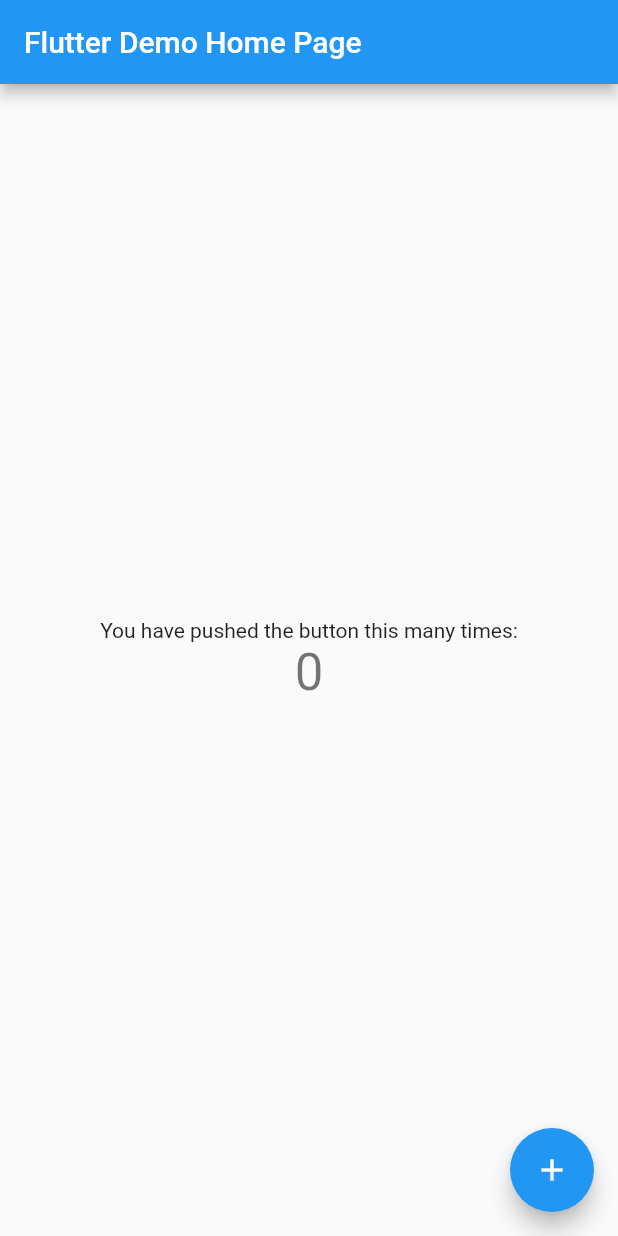
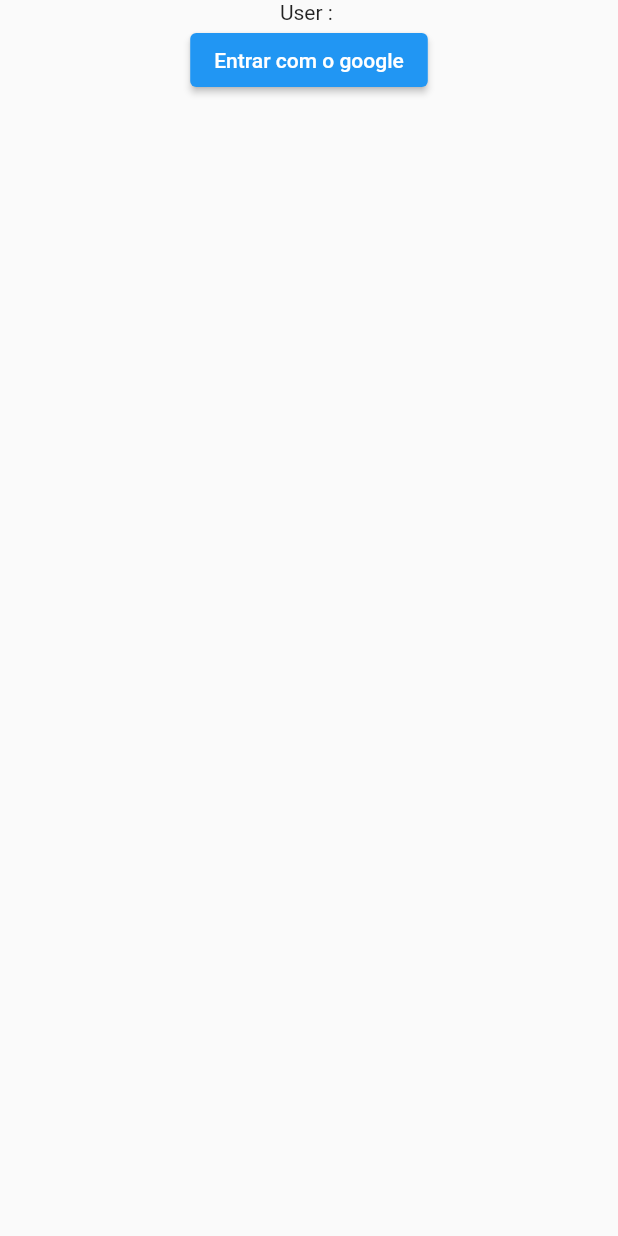
Before and after one commit to johnazedo/partytalk, a Flutter app: the screen it shows after launch, on a phone screen of 412 x 824 dp. Run offline on Flutter 3.47's test engine with Material 2 defaults, Android fonts, the phone set to English and light mode, and no system bars; our stand-ins replace firebase_auth, firebase_core, google_sign_in; accounts and stored records are empty.

Commit message:
Create google signIn feature

```diff
--- a/lib/main.dart
+++ b/lib/main.dart
@@ -1,4 +1,7 @@
+import 'package:firebase_core/firebase_core.dart';
 import 'package:flutter/material.dart';
+import 'package:talk/ui/auth/auth_screen.dart';
+import 'package:talk/ui/constants/strings.dart';
 
 void main() {
   runApp(const MyApp());
@@ -7,64 +10,18 @@ void main() {
 class MyApp extends StatelessWidget {
   const MyApp({Key? key}) : super(key: key);
 
+
   @override
   Widget build(BuildContext context) {
+    Firebase.initializeApp();
+
     return MaterialApp(
-      title: 'Flutter Demo',
+      title: Strings.APP_NAME,
       debugShowCheckedModeBanner: false,
       theme: ThemeData(
         primarySwatch: Colors.blue,
       ),
-      home: const MyHomePage(title: 'Flutter Demo Home Page'),
+      home: const AuthScreen(),
     );
   }
 }
-
-class MyHomePage extends StatefulWidget {
-  const MyHomePage({Key? key, required this.title}) : super(key: key);
-
-
-  final String title;
-
-  @override
-  State<MyHomePage> createState() => _MyHomePageState();
-}
-
-class _MyHomePageState extends State<MyHomePage> {
-  int _counter = 0;
-
-  void _incrementCounter() {
-    setState(() {
-      _counter++;
-    });
-  }
-
-  @override
-  Widget build(BuildContext context) {
-
-    return Scaffold(
-      appBar: AppBar(
-        title: Text(widget.title),
-      ),
-      body: Center(
-        child: Column(
-          mainAxisAlignment: MainAxisAlignment.center,
-          children: <Widget>[
-            const Text(
-              'You have pushed the button this many times:',
-            ),
-            Text(
-              '$_counter',
-              style: Theme.of(context).textTheme.headline4,
-            ),
-          ],
-        ),
-      ),
-      floatingActionButton: FloatingActionButton(
-        onPressed: _incrementCounter,
-        tooltip: 'Increment',
-        child: const Icon(Icons.add),
-      ), // This trailing comma makes auto-formatting nicer for build methods.
-    );
-  }
-}
--- /dev/null
+++ b/lib/ui/auth/auth_screen.dart
@@ -0,0 +1,34 @@
+import 'package:flutter/material.dart';
+import 'package:talk/ui/auth/auth_viewmodel.dart';
+import 'package:talk/ui/constants/strings.dart';
+
+class AuthScreen extends StatefulWidget {
+  const AuthScreen({Key? key}) : super(key: key);
+
+  @override
+  State<AuthScreen> createState() => _AuthScreenState();
+}
+
+class _AuthScreenState extends State<AuthScreen> {
+  var vm = AuthViewModel();
+
+  @override
+  Widget build(BuildContext context) {
+    return Scaffold(
+      body: Column(
+        children: [
+          Center(
+              child: AnimatedBuilder(
+                  animation: vm,
+                  builder: (context, child) {
+                    return Text("User : ${vm.nameUser.value}");
+                  })),
+          Center(
+              child: ElevatedButton(
+                  onPressed: vm.signIn,
+                  child: const Text(Strings.GOOGLE_TEXT_BUTTON)))
+        ],
+      ),
+    );
+  }
+}
--- /dev/null
+++ b/lib/ui/auth/auth_viewmodel.dart
@@ -0,0 +1,31 @@
+import 'package:firebase_auth/firebase_auth.dart';
+import 'package:flutter/cupertino.dart';
+import 'package:google_sign_in/google_sign_in.dart';
+
+class AuthViewModel extends ChangeNotifier {
+
+  var nameUser = ValueNotifier<String>("");
+
+  void signIn() async {
+    await _signInWithGoogle();
+    User? user = await getCurrentUser();
+    if(user != null) {
+      nameUser.value = user.displayName ?? "No user";
+    }
+    notifyListeners();
+  }
+
+  Future<UserCredential> _signInWithGoogle() async {
+    final GoogleSignInAccount? account = await GoogleSignIn().signIn();
+    final GoogleSignInAuthentication authentication = await account!.authentication;
+    final credential = GoogleAuthProvider.credential(
+        accessToken: authentication.accessToken,
+        idToken: authentication.idToken
+    );
+    return await FirebaseAuth.instance.signInWithCredential(credential);
+  }
+
+  Future<User?> getCurrentUser() async {
+    return FirebaseAuth.instance.currentUser;
+  }
+}
--- /dev/null
+++ b/lib/ui/constants/strings.dart
@@ -0,0 +1,6 @@
+
+
+class Strings {
+  static const String APP_NAME = "Talk";
+  static const String GOOGLE_TEXT_BUTTON = "Entrar com o google";
+}
```
Also changed, not shown: pubspec.yaml (+7 -1 lines), pubspec.lock, 7 other files.
